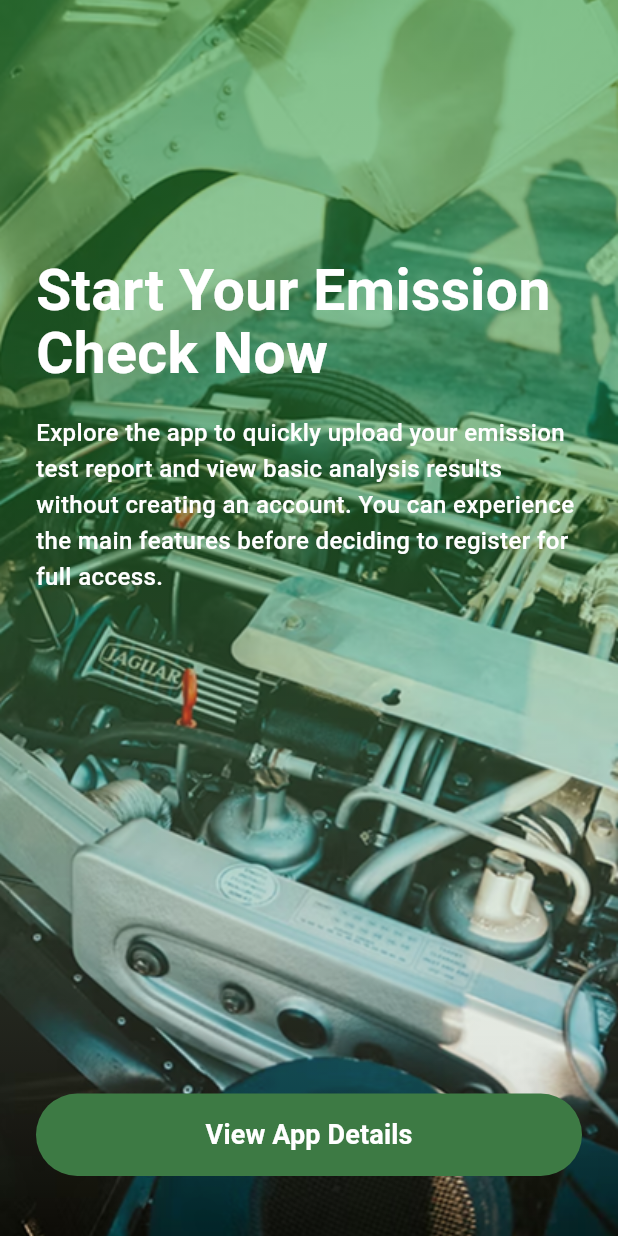
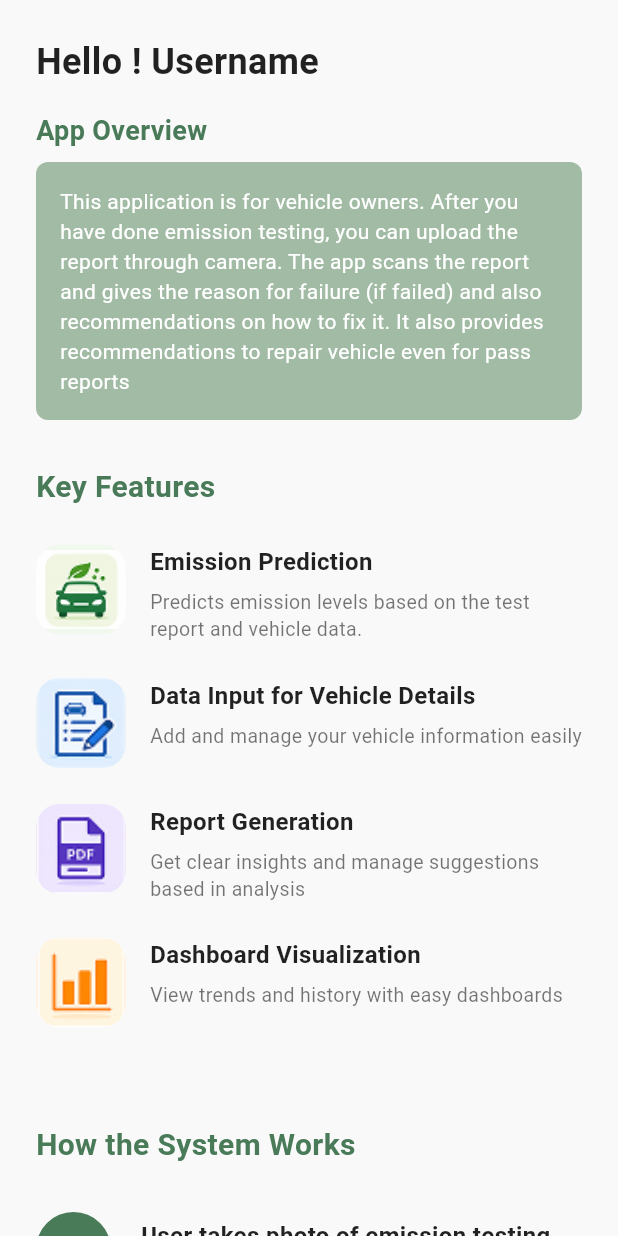
Before and after one commit to chaminipalliyaguru/EcoSense, a Flutter app: the GuestUserScreen screen opened directly, after a tap on "View App Details", on a phone screen of 412 x 824 dp. Run offline on Flutter 3.47's test engine with Material 3 defaults, Android fonts, the phone set to English and light mode, and no system bars.

Commit message:
add app details screen and related assets

```diff
--- /dev/null
+++ b/lib/features/app_details/app_details_screen.dart
@@ -0,0 +1,301 @@
+import 'package:flutter/material.dart';
+
+class AppDetailsScreen extends StatelessWidget {
+  const AppDetailsScreen({super.key});
+
+  final Color _primaryGreen = const Color(0xFF4A7B59);
+
+  Widget _buildFeatureListItem({
+    required String title,
+    required String description,
+    required String imagePath,
+    required Color bgColor,
+  }) {
+    return Padding(
+      padding: const EdgeInsets.only(bottom: 24.0),
+      child: Row(
+        crossAxisAlignment: CrossAxisAlignment.start,
+        children: [
+          // Icon Box
+          Container(
+            width: 60,
+            height: 60,
+            decoration: BoxDecoration(
+              color: bgColor,
+              borderRadius: BorderRadius.circular(16),
+            ),
+            child: ClipRRect(
+              borderRadius: BorderRadius.circular(16),
+              child: Image.asset(
+                imagePath,
+                fit: BoxFit.contain, // match the screenshot icon fit
+              ),
+            ),
+          ),
+          const SizedBox(width: 16),
+          // Text Content
+          Expanded(
+            child: Column(
+              crossAxisAlignment: CrossAxisAlignment.start,
+              children: [
+                Text(
+                  title,
+                  style: const TextStyle(
+                    fontSize: 16,
+                    fontWeight: FontWeight.bold,
+                    color: Colors.black87,
+                  ),
+                ),
+                const SizedBox(height: 6),
+                Text(
+                  description,
+                  style: const TextStyle(
+                    fontSize: 13,
+                    color: Colors.black54,
+                    height: 1.4,
+                  ),
+                ),
+              ],
+            ),
+          ),
+        ],
+      ),
+    );
+  }
+
+  @override
+  Widget build(BuildContext context) {
+    return Scaffold(
+      backgroundColor: const Color(0xFFF9F9F9),
+      body: SingleChildScrollView(
+        padding: const EdgeInsets.all(24.0),
+        child: Column(
+          crossAxisAlignment: CrossAxisAlignment.start,
+          children: [
+            const Text(
+              "Hello ! Username",
+              style: TextStyle(
+                fontSize: 24,
+                fontWeight: FontWeight.bold,
+                color: Colors.black87,
+              ),
+            ),
+            const SizedBox(height: 16),
+            Text(
+              "App Overview",
+              style: TextStyle(
+                fontSize: 18,
+                fontWeight: FontWeight.bold,
+                color: _primaryGreen,
+              ),
+            ),
+            const SizedBox(height: 8),
+            Container(
+              padding: const EdgeInsets.all(16.0),
+              decoration: BoxDecoration(
+                color:
+                    const Color(0xFFA1BBA4), // Sage green matching screenshot
+                borderRadius: BorderRadius.circular(8),
+              ),
+              child: const Text(
+                "This application is for vehicle owners. After you have done emission testing, you can upload the report through camera. The app scans the report and gives the reason for failure (if failed) and also recommendations on how to fix it. It also provides recommendations to repair vehicle even for pass reports",
+                style: TextStyle(
+                  color: Colors.white,
+                  fontSize: 14,
+                  height: 1.4,
+                ),
+              ),
+            ),
+            const SizedBox(height: 30),
+
+            Text(
+              "Key Features",
+              style: TextStyle(
+                fontSize: 20,
+                fontWeight: FontWeight.bold,
+                color: _primaryGreen,
+              ),
+            ),
+            const SizedBox(height: 24),
+
+            _buildFeatureListItem(
+              title: "Emission Prediction",
+              description:
+                  "Predicts emission levels based on the test report and vehicle data.",
+              imagePath: "assets/images/appDetailed/emission prediction.png",
+              bgColor: const Color(0xFFF1F8EE), // Light green
+            ),
+
+            _buildFeatureListItem(
+              title: "Data Input for Vehicle Details",
+              description: "Add and manage your vehicle information easily",
+              imagePath: "assets/images/appDetailed/data-input.png",
+              bgColor: const Color(0xFFE9F2FB), // Light blue
+            ),
+
+            _buildFeatureListItem(
+              title: "Report Generation",
+              description:
+                  "Get clear insights and manage suggestions based in analysis",
+              imagePath: "assets/images/appDetailed/repot_ge.png",
+              bgColor: const Color(0xFFF3E8FA), // Light purple
+            ),
+
+            _buildFeatureListItem(
+              title: "Dashboard Visualization",
+              description: "View trends and history with easy dashboards",
+              imagePath: "assets/images/appDetailed/dashboard.png",
+              bgColor: const Color(0xFFFFF3E6), // Light orange
+            ),
+
+            const SizedBox(height: 40),
+
+            // How the System Works Section
+            Text(
+              "How the System Works",
+              style: TextStyle(
+                fontSize: 20,
+                fontWeight: FontWeight.bold,
+                color: _primaryGreen,
+              ),
+            ),
+            const SizedBox(height: 30),
+
+            // Step 1
+            _buildSystemStepItem(
+              stepNumber: "1",
+              title: "User takes photo of emission testing reports",
+              description: "Capture the report using the in-app camera.",
+            ),
+
+            // Step 2
+            _buildSystemStepItem(
+              stepNumber: "2",
+              title: "System processes data",
+              description:
+                  "The system app scans and extracts the required information.",
+            ),
+
+            // Step 3
+            _buildSystemStepItem(
+              stepNumber: "3",
+              title: "Model predicts emission levels",
+              description:
+                  "Our intelligent model analyzes the data and predicts results.",
+            ),
+
+            // Step 4
+            _buildSystemStepItem(
+              stepNumber: "4",
+              title: "Results are displayed",
+              description:
+                  "You get results along with reasons and recommendations",
+              isLast: true,
+            ),
+
+            const SizedBox(height: 40),
+
+            // Explore App Button
+            SizedBox(
+              width: double.infinity,
+              child: ElevatedButton(
+                style: ElevatedButton.styleFrom(
+                  backgroundColor: _primaryGreen,
+                  padding: const EdgeInsets.symmetric(vertical: 16),
+                  shape: RoundedRectangleBorder(
+                    borderRadius: BorderRadius.circular(30),
+                  ),
+                ),
+                onPressed: () {
+                  // Add navigation or action here
+                },
+                child: const Text(
+                  "Explore App",
+                  style: TextStyle(
+                    fontSize: 16,
+                    fontWeight: FontWeight.bold,
+                    color: Colors.white,
+                  ),
+                ),
+              ),
+            ),
+
+            const SizedBox(height: 20),
+          ],
+        ),
+      ),
+    );
+  }
+
+  Widget _buildSystemStepItem({
+    required String stepNumber,
+    required String title,
+    required String description,
+    bool isLast = false,
+  }) {
+    return Padding(
+      padding: const EdgeInsets.only(bottom: 24.0),
+      child: Row(
+        crossAxisAlignment: CrossAxisAlignment.start,
+        children: [
+          // Step Number Circle with Vertical Line
+          Column(
+            children: [
+              Container(
+                width: 50,
+                height: 50,
+                decoration: BoxDecoration(
+                  color: _primaryGreen,
+                  shape: BoxShape.circle,
+                ),
+                child: Center(
+                  child: Text(
+                    stepNumber,
+                    style: const TextStyle(
+                      color: Colors.white,
+                      fontSize: 20,
+                      fontWeight: FontWeight.bold,
+                    ),
+                  ),
+                ),
+              ),
+              if (!isLast)
+                Container(
+                  width: 2,
+                  height: 60,
+                  color: _primaryGreen.withOpacity(0.3),
+                ),
+            ],
+          ),
+          const SizedBox(width: 20),
+          // Text Content
+          Expanded(
+            child: Column(
+              crossAxisAlignment: CrossAxisAlignment.start,
+              children: [
+                const SizedBox(height: 4),
+                Text(
+                  title,
+                  style: const TextStyle(
+                    fontSize: 16,
+                    fontWeight: FontWeight.bold,
+                    color: Colors.black87,
+                  ),
+                ),
+                const SizedBox(height: 6),
+                Text(
+                  description,
+                  style: const TextStyle(
+                    fontSize: 13,
+                    color: Colors.black54,
+                    height: 1.4,
+                  ),
+                ),
+              ],
+            ),
+          ),
+        ],
+      ),
+    );
+  }
+}
--- a/lib/features/app_details/guest_user_screen.dart
+++ b/lib/features/app_details/guest_user_screen.dart
@@ -1,4 +1,5 @@
 import 'package:flutter/material.dart';
+import 'app_details_screen.dart';
 
 class GuestUserScreen extends StatelessWidget {
   const GuestUserScreen({super.key});
@@ -81,6 +82,10 @@ class GuestUserScreen extends StatelessWidget {
                     child: ElevatedButton(
                       onPressed: () {
                         // Action for View App Details
+                        Navigator.push(
+                          context,
+                          MaterialPageRoute(builder: (context) => const AppDetailsScreen()),
+                        );
                       },
                       style: ElevatedButton.styleFrom(
                         backgroundColor: const Color(0xFF3D7A44), // Match the dark green button color
--- a/lib/features/splash/welcome_screen.dart
+++ b/lib/features/splash/welcome_screen.dart
@@ -52,8 +52,8 @@ class _WelcomeScreenState extends State<WelcomeScreen> {
               crossAxisAlignment: CrossAxisAlignment.start,
               children: [
                 // Top section with Welcome text
-                Padding(
-                  padding: const EdgeInsets.only(
+                const Padding(
+                  padding: EdgeInsets.only(
                     top: 200.0,
                     left: 15.0,
                     right: 20.0,
@@ -61,7 +61,7 @@ class _WelcomeScreenState extends State<WelcomeScreen> {
                   child: Column(
                     crossAxisAlignment: CrossAxisAlignment.start,
                     children: [
-                      const Text(
+                      Text(
                         "Welcome to\nEcoSense",
                         style: TextStyle(
                           color: Colors.white,
--- a/pubspec.yaml
+++ b/pubspec.yaml
@@ -62,6 +62,7 @@ flutter:
   # To add assets to your application, add an assets section, like this:
   assets:
     - assets/images/
+    - assets/images/appDetailed/
   #   - images/a_dot_ham.jpeg
 
   # An image asset can refer to one or more resolution-specific "variants", see
```
Also changed, not shown: assets/images/appDetailed/dashboard.png (added), assets/images/appDetailed/data-input.png (added), assets/images/appDetailed/emission prediction.png (added), assets/images/appDetailed/repot_ge.png (added), 1 other file.
